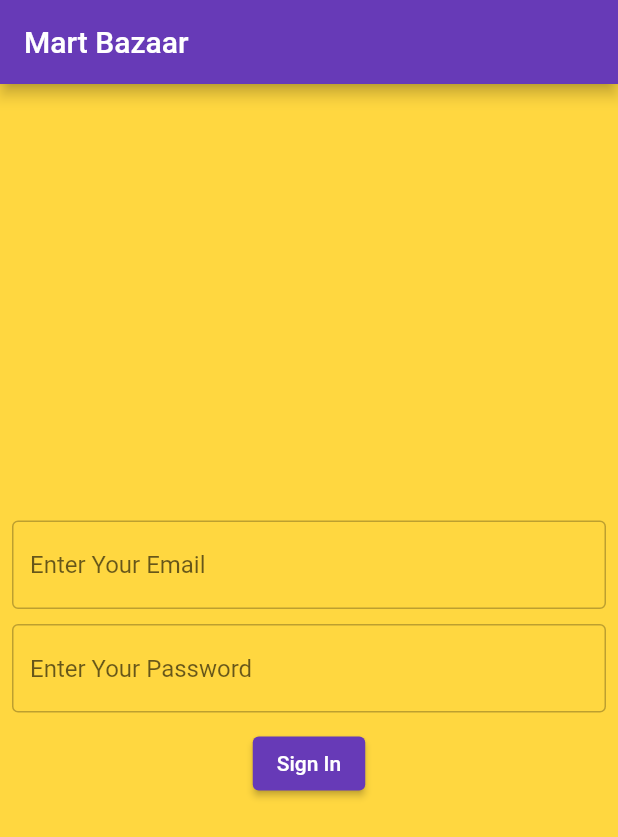
After one commit to tahmid56/ecommerce_project_flutter, a Flutter app: the screen it shows after launch, on a phone screen of 412 x 824 dp. The commit adds this screen. Shown: the top 837 px of the screen. Run offline on Flutter 3.47's test engine with Material 2 defaults, Android fonts, the phone set to English and light mode, and no system bars; our stand-ins replace dio, flutter_riverpod, go_router, riverpod.

Commit message:
login page added

```diff
--- a/lib/common/widgets/reusable_button.dart
+++ b/lib/common/widgets/reusable_button.dart
@@ -1,6 +1,4 @@
 import 'package:flutter/material.dart';
-import 'package:flutter/src/widgets/framework.dart';
-import 'package:flutter/src/widgets/placeholder.dart';
 
 class ReusableButton extends StatelessWidget {
   final VoidCallback onPressed;
--- /dev/null
+++ b/lib/constants/urls.dart
@@ -0,0 +1,4 @@
+class UrlConstants {
+  static const baseUrl = "192.168.0.101:3000/";
+  static const loginUrl = "$baseUrl/login";
+}
--- /dev/null
+++ b/lib/features/auth/repositories/auth_repository.dart
@@ -0,0 +1,17 @@
+import 'package:ecommerce_project/constants/urls.dart';
+import 'package:ecommerce_project/core/base_client.dart';
+import 'package:ecommerce_project/models/user.dart';
+import 'package:flutter_riverpod/flutter_riverpod.dart';
+
+final authProvider = StateProvider((ref) => AuthRepository());
+
+class AuthRepository extends StateNotifier<User?> {
+  AuthRepository() : super(User());
+  var networkService = Provider((ref) => ref.read(networkServiceProvider));
+
+  Future<void> loginUser(String email, String pass) async {
+    var response = networkService.select((value) =>
+        value.post(UrlConstants.loginUrl, {email: email, pass: pass}));
+    print(response);
+  }
+}
--- /dev/null
+++ b/lib/features/auth/views/signin_screen.dart
@@ -0,0 +1,51 @@
+import 'package:ecommerce_project/common/widgets/reusable_button.dart';
+import 'package:ecommerce_project/common/widgets/text_form.dart';
+import 'package:flutter/material.dart';
+import 'package:flutter_riverpod/flutter_riverpod.dart';
+
+class SignInView extends ConsumerStatefulWidget {
+  const SignInView({super.key});
+
+  @override
+  ConsumerState<SignInView> createState() => _SignInViewState();
+}
+
+class _SignInViewState extends ConsumerState<SignInView> {
+
+  final TextEditingController emailController = TextEditingController();
+  final TextEditingController passwordController = TextEditingController();
+  void signIn() {}
+  @override
+  Widget build(BuildContext context) {
+    return Scaffold(
+      appBar: AppBar(
+        title: const Text("Mart Bazaar"),
+      ),
+      backgroundColor: Colors.amberAccent,
+      body: Center(
+        child: SingleChildScrollView(
+          child: Padding(
+            padding: const EdgeInsets.all(8.0),
+            child: Column(
+              children: [
+                CustomTextForm(
+                    textEditingController: emailController,
+                    hintText: "Enter Your Email"),
+                const SizedBox(
+                  height: 10,
+                ),
+                CustomTextForm(
+                    textEditingController: passwordController,
+                    hintText: "Enter Your Password"),
+                const SizedBox(
+                  height: 10,
+                ),
+                ReusableButton(onPressed: () {}, buttonText: "Sign In"),
+              ],
+            ),
+          ),
+        ),
+      ),
+    );
+  }
+}
--- a/lib/main.dart
+++ b/lib/main.dart
@@ -1,4 +1,4 @@
-import 'package:ecommerce_project/features/auth/views/signup_screen.dart';
+
 import 'package:ecommerce_project/route/go_router_provider.dart';
 import 'package:flutter/material.dart';
 import 'package:flutter_riverpod/flutter_riverpod.dart';
--- /dev/null
+++ b/lib/models/user.dart
@@ -0,0 +1,77 @@
+import 'dart:convert';
+
+class User {
+  final String? id;
+  final String? name;
+  final String? email;
+  final String? password;
+  User({
+     this.id,
+     this.name,
+     this.email,
+     this.password,
+  });
+
+
+  User copyWith({
+    String? id,
+    String? name,
+    String? email,
+    String? password,
+  }) {
+    return User(
+      id: id ?? this.id,
+      name: name ?? this.name,
+      email: email ?? this.email,
+      password: password ?? this.password,
+    );
+  }
+
+  Map<String, dynamic> toMap() {
+    final result = <String, dynamic>{};
+
+    result.addAll({'id': id});
+    result.addAll({'name': name});
+    result.addAll({'email': email});
+    result.addAll({'password': password});
+
+    return result;
+  }
+
+  factory User.fromMap(Map<String, dynamic> map) {
+    return User(
+      id: map['id'] ?? '',
+      name: map['name'] ?? '',
+      email: map['email'] ?? '',
+      password: map['password'] ?? '',
+    );
+  }
+
+  String toJson() => json.encode(toMap());
+
+  factory User.fromJson(String source) => User.fromMap(json.decode(source));
+
+  @override
+  String toString() {
+    return 'User(id: $id, name: $name, email: $email, password: $password)';
+  }
+
+  @override
+  bool operator ==(Object other) {
+    if (identical(this, other)) return true;
+
+    return other is User &&
+      other.id == id &&
+      other.name == name &&
+      other.email == email &&
+      other.password == password;
+  }
+
+  @override
+  int get hashCode {
+    return id.hashCode ^
+      name.hashCode ^
+      email.hashCode ^
+      password.hashCode;
+  }
+}
--- a/lib/route/go_router_provider.dart
+++ b/lib/route/go_router_provider.dart
@@ -1,5 +1,4 @@
-import 'dart:js';
-
+import 'package:ecommerce_project/features/auth/views/signin_screen.dart';
 import 'package:ecommerce_project/features/auth/views/signup_screen.dart';
 import 'package:ecommerce_project/features/home/views/home_screen.dart';
 import 'package:ecommerce_project/route/go_router_notifier.dart';
@@ -15,7 +14,7 @@ final goRouterProvider = Provider<GoRouter>((ref) {
       redirect: (context, state) {
         final isLoggedIn = goRouterNotifier.isLoggedIn;
         if (!isLoggedIn) {
-          return '/login';
+          return '/signin';
         }
         return null;
       },
@@ -23,10 +22,18 @@ final goRouterProvider = Provider<GoRouter>((ref) {
         GoRoute(
           name: NamedRoutes.signup,
           path: '/signup',
-          builder: (context, state) => SignUpView(key: state.pageKey),
+          builder: (context, state) => SignUpView(
+            key: state.pageKey,
+          ),
         ),
         GoRoute(
-          name: NamedRoutes.signup,
+            name: NamedRoutes.signin,
+            path: '/signin',
+            builder: (context, state) => SignInView(
+                  key: state.pageKey,
+                )),
+        GoRoute(
+          name: NamedRoutes.home,
           path: '/home',
           builder: (context, state) => HomeView(
             key: state.pageKey,
--- a/lib/route/named_routes.dart
+++ b/lib/route/named_routes.dart
@@ -1,5 +1,5 @@
 class NamedRoutes {
   static const home = 'home';
-  static const login = 'login';
+  static const signin = 'signin';
   static const signup = 'signup';
 }
--- a/pubspec.yaml
+++ b/pubspec.yaml
@@ -40,6 +40,7 @@ dependencies:
   http: ^0.13.6
   go_router: ^7.1.1
   carousel_slider: ^4.2.1
+  dio: ^5.2.1
 
 dev_dependencies:
   flutter_test:
```
Also changed, not shown: lib/core/base_client.dart (added, +29 -0 lines), lib/core/dio_provider.dart (added, +7 -0 lines), lib/features/home/views/home_screen.dart (+6 -2 lines), pubspec.lock.
